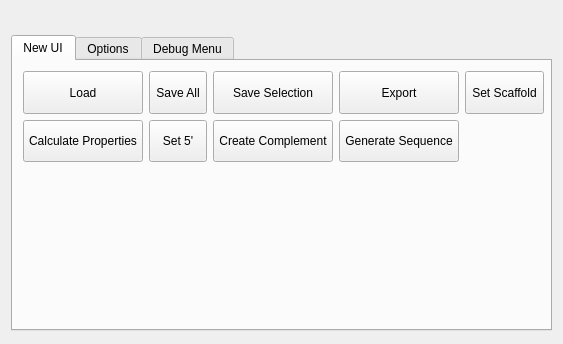
This is AdenitaCoreSE/form/SEAdenitaCoreSEAppGUI.ui in edellano/Adenita-SAMSON-Edition-Linux as Qt 5 draws it before an edit. The edited form follows.
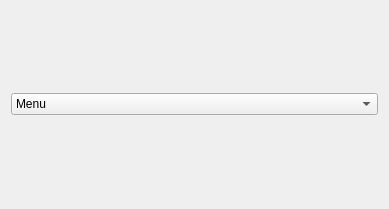
This is the edited form. The open tabs and pages were chosen to show the change.

Patch:
```diff
--- a/AdenitaCoreSE/form/SEAdenitaCoreSEAppGUI.ui
+++ b/AdenitaCoreSE/form/SEAdenitaCoreSEAppGUI.ui
@@ -6,28 +6,16 @@
    <rect>
     <x>0</x>
     <y>0</y>
-    <width>563</width>
-    <height>344</height>
+    <width>389</width>
+    <height>209</height>
    </rect>
   </property>
   <property name="sizePolicy">
-   <sizepolicy hsizetype="Minimum" vsizetype="Minimum">
+   <sizepolicy hsizetype="Expanding" vsizetype="Expanding">
     <horstretch>0</horstretch>
     <verstretch>0</verstretch>
    </sizepolicy>
   </property>
-  <property name="minimumSize">
-   <size>
-    <width>563</width>
-    <height>344</height>
-   </size>
-  </property>
-  <property name="maximumSize">
-   <size>
-    <width>578</width>
-    <height>344</height>
-   </size>
-  </property>
   <property name="focusPolicy">
    <enum>Qt::ClickFocus</enum>
   </property>
@@ -36,474 +24,33 @@
   </property>
   <layout class="QVBoxLayout" name="verticalLayout">
    <item>
-    <layout class="QVBoxLayout" name="verticalLayout_2">
+    <widget class="QComboBox" name="cmbSelector">
      <item>
-      <widget class="QTabWidget" name="tabWidget">
-       <property name="enabled">
-        <bool>true</bool>
-       </property>
-       <property name="sizePolicy">
-        <sizepolicy hsizetype="Fixed" vsizetype="Fixed">
-         <horstretch>0</horstretch>
-         <verstretch>0</verstretch>
-        </sizepolicy>
-       </property>
-       <property name="minimumSize">
-        <size>
-         <width>0</width>
-         <height>296</height>
-        </size>
-       </property>
-       <property name="maximumSize">
-        <size>
-         <width>700</width>
-         <height>273</height>
-        </size>
-       </property>
-       <property name="currentIndex">
-        <number>1</number>
-       </property>
-       <widget class="QWidget" name="tabAdenitaUI">
-        <attribute name="title">
-         <string>New UI</string>
-        </attribute>
-        <widget class="QWidget" name="gridLayoutWidget_2">
-         <property name="geometry">
-          <rect>
-           <x>10</x>
-           <y>10</y>
-           <width>521</width>
-           <height>91</height>
-          </rect>
-         </property>
-         <layout class="QGridLayout" name="gridLayout_2">
-          <item row="0" column="4">
-           <widget class="QToolButton" name="btnSetScaff">
-            <property name="sizePolicy">
-             <sizepolicy hsizetype="Expanding" vsizetype="Expanding">
-              <horstretch>0</horstretch>
-              <verstretch>0</verstretch>
-             </sizepolicy>
-            </property>
-            <property name="text">
-             <string>Set Scaffold</string>
-            </property>
-            <property name="iconSize">
-             <size>
-              <width>20</width>
-              <height>20</height>
-             </size>
-            </property>
-            <property name="shortcut">
-             <string>Ctrl+;</string>
-            </property>
-            <property name="toolButtonStyle">
-             <enum>Qt::ToolButtonTextUnderIcon</enum>
-            </property>
-           </widget>
-          </item>
-          <item row="0" column="0">
-           <widget class="QToolButton" name="btnLoad">
-            <property name="sizePolicy">
-             <sizepolicy hsizetype="Expanding" vsizetype="Expanding">
-              <horstretch>0</horstretch>
-              <verstretch>0</verstretch>
-             </sizepolicy>
-            </property>
-            <property name="layoutDirection">
-             <enum>Qt::LeftToRight</enum>
-            </property>
-            <property name="text">
-             <string>Load</string>
-            </property>
-            <property name="iconSize">
-             <size>
-              <width>20</width>
-              <height>20</height>
-             </size>
-            </property>
-            <property name="shortcut">
-             <string>Ctrl+O</string>
-            </property>
-            <property name="checkable">
-             <bool>false</bool>
-            </property>
-            <property name="toolButtonStyle">
-             <enum>Qt::ToolButtonTextUnderIcon</enum>
-            </property>
-           </widget>
-          </item>
-          <item row="0" column="3">
-           <widget class="QToolButton" name="btnExport">
-            <property name="sizePolicy">
-             <sizepolicy hsizetype="Expanding" vsizetype="Ignored">
-              <horstretch>0</horstretch>
-              <verstretch>0</verstretch>
-             </sizepolicy>
-            </property>
-            <property name="text">
-             <string>Export</string>
-            </property>
-            <property name="iconSize">
-             <size>
-              <width>20</width>
-              <height>20</height>
-             </size>
-            </property>
-            <property name="shortcut">
-             <string>Ctrl+E</string>
-            </property>
-            <property name="toolButtonStyle">
-             <enum>Qt::ToolButtonTextUnderIcon</enum>
-            </property>
-           </widget>
-          </item>
-          <item row="0" column="2">
-           <widget class="QToolButton" name="btnSaveSelection">
-            <property name="sizePolicy">
-             <sizepolicy hsizetype="Expanding" vsizetype="Expanding">
-              <horstretch>0</horstretch>
-              <verstretch>0</verstretch>
-             </sizepolicy>
-            </property>
-            <property name="text">
-             <string>Save Selection</string>
-            </property>
-            <property name="iconSize">
-             <size>
-              <width>20</width>
-              <height>20</height>
-             </size>
-            </property>
-            <property name="shortcut">
-             <string>Ctrl+S</string>
-            </property>
-            <property name="toolButtonStyle">
-             <enum>Qt::ToolButtonTextUnderIcon</enum>
-            </property>
-           </widget>
-          </item>
-          <item row="0" column="1">
-           <widget class="QToolButton" name="btnSaveAll">
-            <property name="sizePolicy">
-             <sizepolicy hsizetype="Expanding" vsizetype="Expanding">
-              <horstretch>0</horstretch>
-              <verstretch>0</verstretch>
-             </sizepolicy>
-            </property>
-            <property name="text">
-             <string>Save All</string>
-            </property>
-            <property name="iconSize">
-             <size>
-              <width>20</width>
-              <height>20</height>
-             </size>
-            </property>
-            <property name="shortcut">
-             <string>Ctrl+S</string>
-            </property>
-            <property name="toolButtonStyle">
-             <enum>Qt::ToolButtonTextUnderIcon</enum>
-            </property>
-           </widget>
-          </item>
-          <item row="1" column="0">
-           <widget class="QToolButton" name="btnCalculateBindingProperties">
-            <property name="sizePolicy">
-             <sizepolicy hsizetype="Expanding" vsizetype="Preferred">
-              <horstretch>0</horstretch>
-              <verstretch>0</verstretch>
-             </sizepolicy>
-            </property>
-            <property name="text">
-             <string>Calculate Properties</string>
-            </property>
-            <property name="toolButtonStyle">
-             <enum>Qt::ToolButtonTextUnderIcon</enum>
-            </property>
-           </widget>
-          </item>
-          <item row="1" column="1">
-           <widget class="QToolButton" name="btnSetStart">
-            <property name="sizePolicy">
-             <sizepolicy hsizetype="Expanding" vsizetype="Preferred">
-              <horstretch>0</horstretch>
-              <verstretch>0</verstretch>
-             </sizepolicy>
-            </property>
-            <property name="text">
-             <string>Set 5'</string>
-            </property>
-            <property name="toolButtonStyle">
-             <enum>Qt::ToolButtonTextUnderIcon</enum>
-            </property>
-           </widget>
-          </item>
-          <item row="1" column="3">
-           <widget class="QToolButton" name="btnGenerateSequence">
-            <property name="sizePolicy">
-             <sizepolicy hsizetype="Expanding" vsizetype="Expanding">
-              <horstretch>0</horstretch>
-              <verstretch>0</verstretch>
-             </sizepolicy>
-            </property>
-            <property name="text">
-             <string>Generate Sequence</string>
-            </property>
-            <property name="toolButtonStyle">
-             <enum>Qt::ToolButtonTextUnderIcon</enum>
-            </property>
-           </widget>
-          </item>
-          <item row="1" column="2">
-           <widget class="QToolButton" name="btnCreateBasePair">
-            <property name="sizePolicy">
-             <sizepolicy hsizetype="Expanding" vsizetype="Expanding">
-              <horstretch>0</horstretch>
-              <verstretch>0</verstretch>
-             </sizepolicy>
-            </property>
-            <property name="text">
-             <string>Create Complement</string>
-            </property>
-            <property name="toolButtonStyle">
-             <enum>Qt::ToolButtonTextUnderIcon</enum>
-            </property>
-           </widget>
-          </item>
-         </layout>
-        </widget>
-       </widget>
-       <widget class="QWidget" name="tabOptions">
-        <attribute name="title">
-         <string>Options</string>
-        </attribute>
-        <widget class="QWidget" name="gridLayoutWidget">
-         <property name="geometry">
-          <rect>
-           <x>10</x>
-           <y>10</y>
-           <width>481</width>
-           <height>250</height>
-          </rect>
-         </property>
-         <layout class="QGridLayout" name="gridLayout">
-          <item row="5" column="0" colspan="3">
-           <widget class="QCheckBox" name="chkClearLog">
-            <property name="text">
-             <string>Clear log file on start-up</string>
-            </property>
-           </widget>
-          </item>
-          <item row="1" column="0">
-           <widget class="QLabel" name="label_2">
-            <property name="text">
-             <string>Custom scaffold</string>
-            </property>
-           </widget>
-          </item>
-          <item row="3" column="0" colspan="3">
-           <widget class="QCheckBox" name="chkOverlay">
-            <property name="text">
-             <string>Show overlay</string>
-            </property>
-           </widget>
-          </item>
-          <item row="8" column="2">
-           <widget class="QPushButton" name="btnSetPathNtthal">
-            <property name="text">
-             <string>Set</string>
-            </property>
-           </widget>
-          </item>
-          <item row="0" column="0">
-           <widget class="QLabel" name="label">
-            <property name="text">
-             <string>Scaffold</string>
-            </property>
-           </widget>
-          </item>
-          <item row="4" column="0" colspan="3">
-           <widget class="QCheckBox" name="chkXODisplay">
-            <property name="text">
-             <string>Display possible crossovers</string>
-            </property>
-           </widget>
-          </item>
-          <item row="8" column="0">
-           <widget class="QLabel" name="label_3">
-            <property name="text">
-             <string>Path to ntthal</string>
-            </property>
-           </widget>
-          </item>
-          <item row="2" column="0" colspan="3">
-           <widget class="QCheckBox" name="chkAutoScaffold">
-            <property name="text">
-             <string>Automatically set the scaffold sequence</string>
-            </property>
-            <property name="checked">
-             <bool>true</bool>
-            </property>
-           </widget>
-          </item>
-          <item row="0" column="1" colspan="2">
-           <widget class="QComboBox" name="cmbScaffold">
-            <item>
-             <property name="text">
-              <string>m13mp18</string>
-             </property>
-            </item>
-            <item>
-             <property name="text">
-              <string>p7249</string>
-             </property>
-            </item>
-            <item>
-             <property name="text">
-              <string>Custom</string>
-             </property>
-            </item>
-           </widget>
-          </item>
-          <item row="8" column="1">
-           <widget class="QLineEdit" name="lineNtthal">
-            <property name="enabled">
-             <bool>false</bool>
-            </property>
-           </widget>
-          </item>
-          <item row="1" column="1" colspan="2">
-           <widget class="QLineEdit" name="lineCustomScaffold"/>
-          </item>
-          <item row="6" column="0" colspan="3">
-           <widget class="QCheckBox" name="chkInterpolateDim">
-            <property name="text">
-             <string>Interpolate Dimensions</string>
-            </property>
-            <property name="checked">
-             <bool>true</bool>
-            </property>
-           </widget>
-          </item>
-          <item row="7" column="0">
-           <widget class="QRadioButton" name="rdbDaedalusMesh">
-            <property name="text">
-             <string>Original Daedalus mesh model</string>
-            </property>
-            <property name="checked">
-             <bool>true</bool>
-            </property>
-           </widget>
-          </item>
-          <item row="7" column="1">
-           <widget class="QRadioButton" name="rdbIterativeMesh">
-            <property name="text">
-             <string>Iterative mesh model</string>
-            </property>
-           </widget>
-          </item>
-         </layout>
-        </widget>
-       </widget>
-       <widget class="QWidget" name="tabDebug">
-        <attribute name="title">
-         <string>Debug Menu</string>
-        </attribute>
-        <widget class="QWidget" name="gridLayoutWidget_3">
-         <property name="geometry">
-          <rect>
-           <x>0</x>
-           <y>10</y>
-           <width>481</width>
-           <height>170</height>
-          </rect>
-         </property>
-         <layout class="QGridLayout" name="gridLayout_3">
-          <item row="0" column="0">
-           <widget class="QPushButton" name="btnDataGraph">
-            <property name="text">
-             <string>From Datagraph</string>
-            </property>
-           </widget>
-          </item>
-          <item row="0" column="2">
-           <widget class="QPushButton" name="btnTestNeighbors">
-            <property name="text">
-             <string>Test Neighbors</string>
-            </property>
-           </widget>
-          </item>
-          <item row="2" column="1">
-           <widget class="QPushButton" name="btnHighlightPosXOs">
-            <property name="text">
-             <string>Highlight Possible Crossovers</string>
-            </property>
-           </widget>
-          </item>
-          <item row="1" column="0">
-           <widget class="QPushButton" name="btnCenterPart">
-            <property name="text">
-             <string>Center Part</string>
-            </property>
-           </widget>
-          </item>
-          <item row="0" column="1">
-           <widget class="QPushButton" name="btnOxDNAImport">
-            <property name="text">
-             <string>Import from oxDNA</string>
-            </property>
-           </widget>
-          </item>
-          <item row="1" column="1">
-           <widget class="QPushButton" name="btnCatenanes">
-            <property name="text">
-             <string>Catenanes</string>
-            </property>
-           </widget>
-          </item>
-          <item row="1" column="2">
-           <widget class="QPushButton" name="btnKinetoplast">
-            <property name="text">
-             <string>Kinetoplast</string>
-            </property>
-           </widget>
-          </item>
-          <item row="2" column="2">
-           <widget class="QPushButton" name="btnAddNtThreeP">
-            <property name="text">
-             <string>Add nt 3'</string>
-            </property>
-           </widget>
-          </item>
-          <item row="2" column="0">
-           <widget class="QPushButton" name="btnHighlightCrossovers">
-            <property name="text">
-             <string>Highlight Crossovers</string>
-            </property>
-           </widget>
-          </item>
-          <item row="3" column="0">
-           <widget class="QPushButton" name="btnExportCanDo">
-            <property name="text">
-             <string>Export to CanDo</string>
-            </property>
-           </widget>
-          </item>
-          <item row="3" column="1">
-           <widget class="QPushButton" name="btnFix">
-            <property name="text">
-             <string>Fix designs</string>
-            </property>
-           </widget>
-          </item>
-         </layout>
-        </widget>
-       </widget>
-      </widget>
+      <property name="text">
+       <string>Menu</string>
+      </property>
      </item>
-    </layout>
+     <item>
+      <property name="text">
+       <string>Edit Sequences</string>
+      </property>
+     </item>
+     <item>
+      <property name="text">
+       <string>Modeling</string>
+      </property>
+     </item>
+     <item>
+      <property name="text">
+       <string>Creators</string>
+      </property>
+     </item>
+     <item>
+      <property name="text">
+       <string>Debug</string>
+      </property>
+     </item>
+    </widget>
    </item>
   </layout>
  </widget>
```
Left out of the diff: 441 changed lines with no effect on the pictures.
